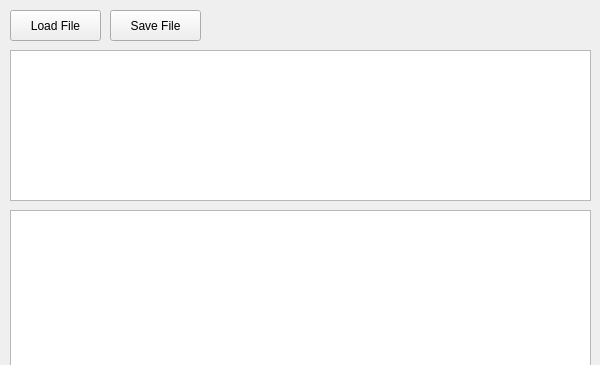
Before: the Qt Designer form form.ui in VepsrP/Fundamental_Save_Editor, drawn with Qt 5; both pictures show x 0 to 600 and y 0 to 365 of the 600 by 530 pixel window.
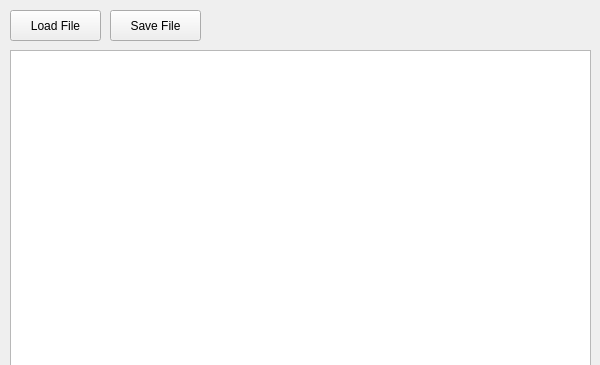
After: the same form once the commit is applied.

```diff
--- a/form.ui
+++ b/form.ui
@@ -49,23 +49,13 @@
      <string>Save File</string>
     </property>
    </widget>
-   <widget class="QPlainTextEdit" name="plainTextEdit">
-    <property name="geometry">
-     <rect>
-      <x>10</x>
-      <y>50</y>
-      <width>581</width>
-      <height>151</height>
-     </rect>
-    </property>
-   </widget>
    <widget class="QTreeView" name="treeView">
     <property name="geometry">
      <rect>
       <x>10</x>
-      <y>210</y>
+      <y>50</y>
       <width>581</width>
-      <height>271</height>
+      <height>431</height>
      </rect>
     </property>
    </widget>
```
